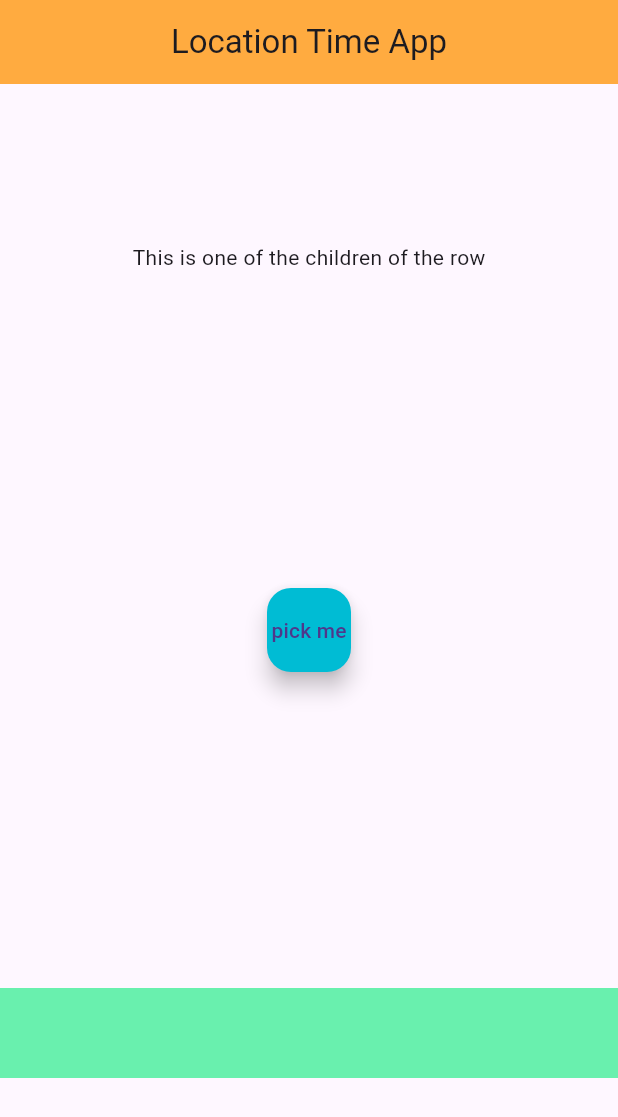
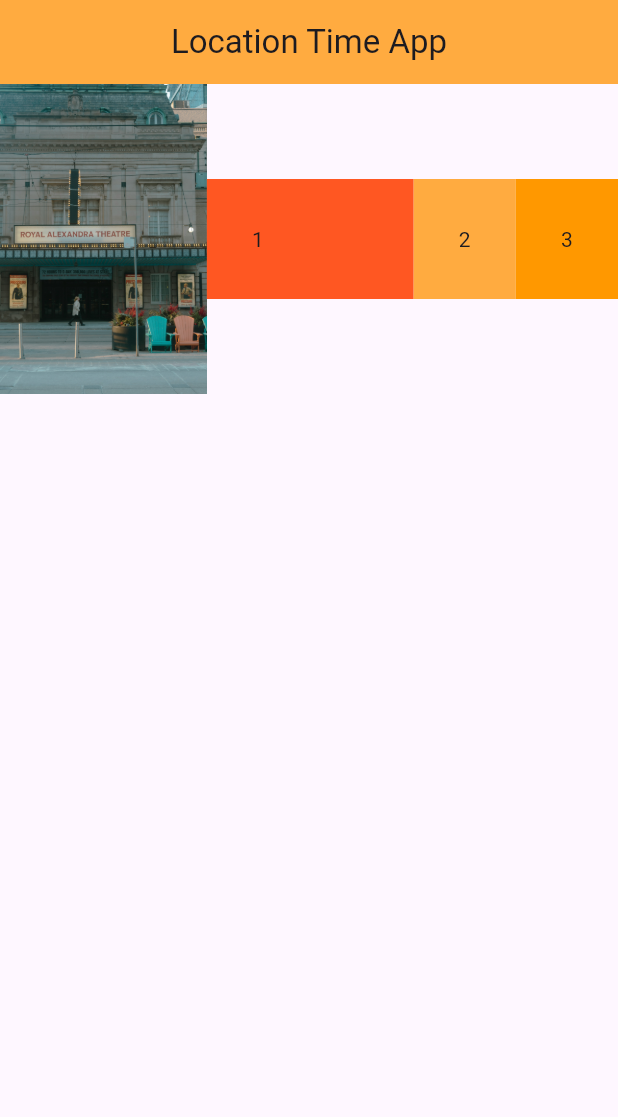
Before and after one commit to zcybrgd/Location-Time-App, a Flutter app: the screen it shows after launch, on a phone screen of 412 x 824 dp. Shown: the top 1117 px of the screen. Run offline on Flutter 3.47's test engine with Material 3 defaults, Android fonts, the phone set to English and light mode, and no system bars.

Commit message:
expanded widgets

```diff
--- a/lib/main.dart
+++ b/lib/main.dart
@@ -6,7 +6,43 @@ void main() => runApp(MaterialApp(
   home: Home()
 ));
 
+class Home extends StatelessWidget {
+  const Home({super.key});
 
+  @override
+  Widget build(BuildContext context) {
+    return Scaffold(appBar: AppBar(
+      title: Text('Location Time App'),
+      centerTitle: true,
+      backgroundColor: Colors.orangeAccent,
+    ),
+      body: Row(
+        children: <Widget>[
+          Expanded(child: Image.asset('assets/img.jpg')),
+          Expanded(
+            child: Container(
+              padding: EdgeInsets.all(30.0),
+              color: Colors.deepOrange,
+              child: Text('1'),
+            ),
+          ),
+          Container(
+            padding: EdgeInsets.all(30.0),
+            color: Colors.orangeAccent,
+            child: Text('2'),
+          ),
+          Container(
+            padding: EdgeInsets.all(30.0),
+            color: Colors.orange,
+            child: Text('3'),
+          ),
+        ],
+      ),
+    );
+  }
+}
+
+/*
 class Home extends StatelessWidget {
   const Home({super.key});
 
@@ -34,7 +70,7 @@ class Home extends StatelessWidget {
           )
         ],
       )
-      /*Row(
+      Row(
         mainAxisAlignment: MainAxisAlignment.spaceAround,
         crossAxisAlignment: CrossAxisAlignment.start,
         children: <Widget>[
@@ -49,10 +85,10 @@ class Home extends StatelessWidget {
             padding: EdgeInsets.all(30.0)
           )
         ],
-      ),*/
+      ),
     );
   }
-}
+}*/
 /*
 class Home extends StatelessWidget {
   const Home({super.key});
```
